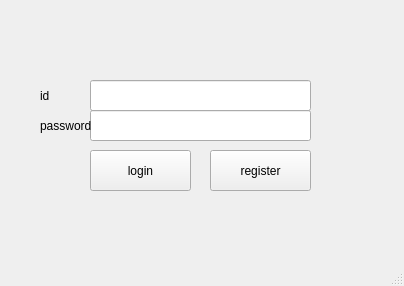
Old version of the form src/login_window.ui in the repository tangdouer1005/DataStructure_course_design.
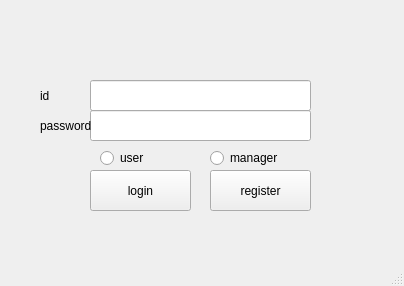
New version of the form.

Patch:
```diff
--- a/src/login_window.ui
+++ b/src/login_window.ui
@@ -18,7 +18,7 @@
     <property name="geometry">
      <rect>
       <x>90</x>
-      <y>150</y>
+      <y>170</y>
       <width>101</width>
       <height>41</height>
      </rect>
@@ -31,7 +31,7 @@
     <property name="geometry">
      <rect>
       <x>210</x>
-      <y>150</y>
+      <y>170</y>
       <width>101</width>
       <height>41</height>
      </rect>
@@ -86,6 +86,32 @@
      <string>id</string>
     </property>
    </widget>
+   <widget class="QRadioButton" name="user_radio">
+    <property name="geometry">
+     <rect>
+      <x>100</x>
+      <y>150</y>
+      <width>89</width>
+      <height>16</height>
+     </rect>
+    </property>
+    <property name="text">
+     <string>user</string>
+    </property>
+   </widget>
+   <widget class="QRadioButton" name="manager_radio">
+    <property name="geometry">
+     <rect>
+      <x>210</x>
+      <y>150</y>
+      <width>89</width>
+      <height>16</height>
+     </rect>
+    </property>
+    <property name="text">
+     <string>manager</string>
+    </property>
+   </widget>
   </widget>
   <widget class="QMenuBar" name="menubar">
    <property name="geometry">
```
